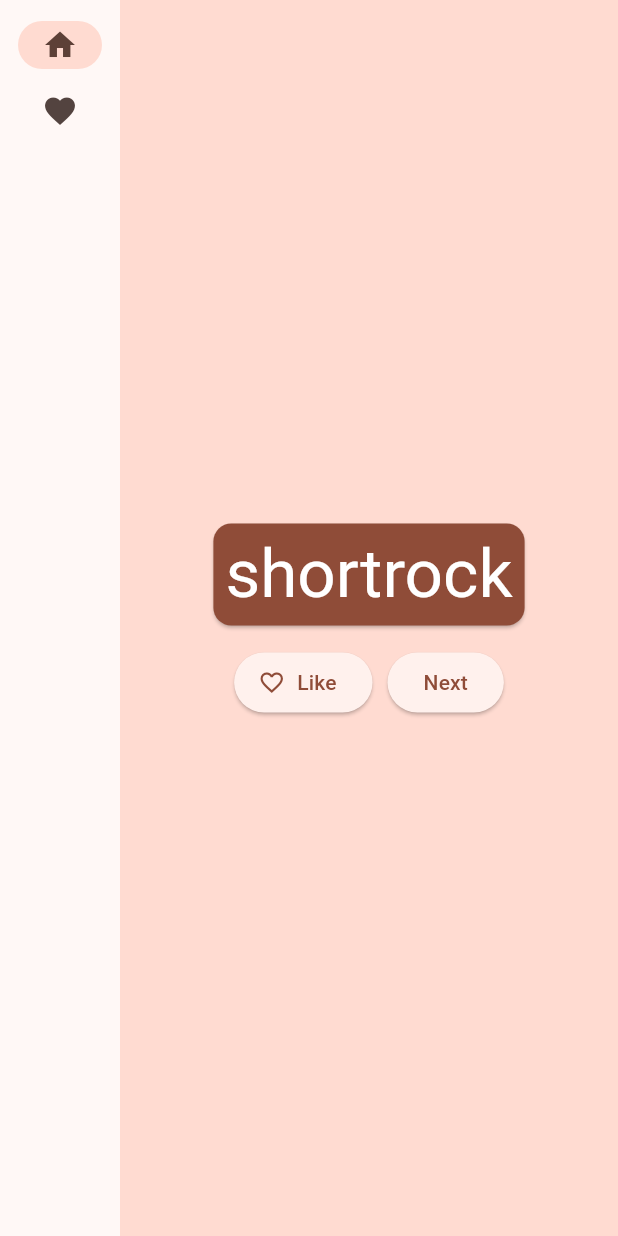
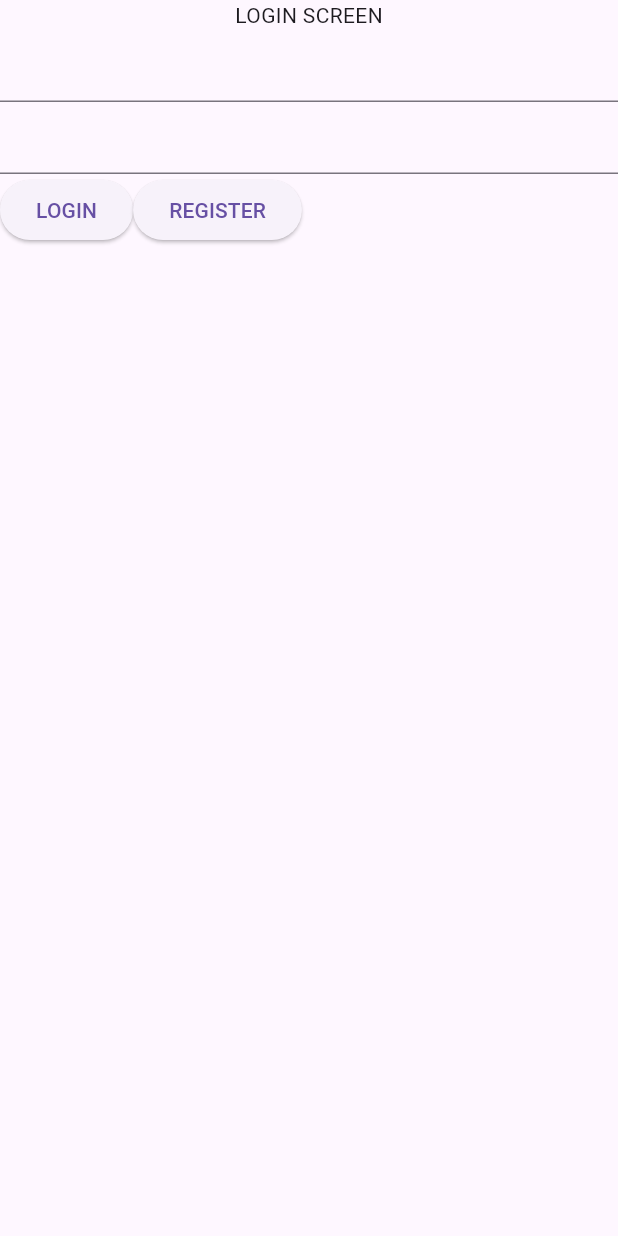
Before and after one commit to ahn132/FasterFlash, a Flutter app: the screen it shows after launch, on a phone screen of 412 x 824 dp. Run offline on Flutter 3.47's test engine with Material 3 defaults, Android fonts, the phone set to English and light mode, and no system bars.

Commit message:
create basic login screen; ready to implement api call

```diff
--- a/FasterFlashFront/lib/main.dart
+++ b/FasterFlashFront/lib/main.dart
@@ -1,208 +1,23 @@
-import 'package:english_words/english_words.dart';
 import 'package:flutter/material.dart';
-import 'package:provider/provider.dart';
+import '/screens/login.dart';
 
 void main() {
   runApp(MyApp());
 }
 
 class MyApp extends StatelessWidget {
-  const MyApp({super.key});
-
   @override
   Widget build(BuildContext context) {
-    return ChangeNotifierProvider(
-      create: (context) => MyAppState(),
-      child: MaterialApp(
-        title: 'Namer App',
-        theme: ThemeData(
-          useMaterial3: true,
-          colorScheme: ColorScheme.fromSeed(seedColor: Colors.deepOrange),
-        ),
-        home: MyHomePage(),
+    return MaterialApp(
+      title: 'Faster Flash',
+      theme: ThemeData(
+        primarySwatch: Colors.blue,
       ),
+      initialRoute: '/login',  // Set the initial route
+      routes: {
+        '/login': (context) => LoginScreen(),
+        // You can add more routes for other screens here
+      },
     );
   }
 }
-
-class MyAppState extends ChangeNotifier {
-  var current = WordPair.random();
-
-  void getNext() {
-    current = WordPair.random();
-    notifyListeners();
-  }
-
-  var favorites = <WordPair>[];
-
-  void toggleFavorite() {
-    if (favorites.contains(current)) {
-      favorites.remove(current);
-    } else {
-      favorites.add(current);
-    }
-    notifyListeners();
-  }
-}
-
-class MyHomePage extends StatefulWidget {
-  @override
-  State<MyHomePage> createState() => _MyHomePageState();
-}
-
-class _MyHomePageState extends State<MyHomePage> {
-  var selectedIndex = 0;
-
-  @override
-  Widget build(BuildContext context) {
-    Widget page;
-    switch (selectedIndex) {
-      case 0:
-        page = GeneratorPage();
-        break;
-      case 1:
-        page = FavoritesPage();
-        break;
-      default:
-        throw UnimplementedError('no widget for $selectedIndex');
-}
-    return LayoutBuilder(
-      builder: (context, constraints) {
-        return Scaffold(
-          body: Row(
-            children: [
-              SafeArea(
-                child: NavigationRail(
-                  extended: constraints.maxWidth >= 600,
-                  destinations: [
-                    NavigationRailDestination(
-                      icon: Icon(Icons.home),
-                      label: Text('Home'),
-                    ),
-                    NavigationRailDestination(
-                      icon: Icon(Icons.favorite),
-                      label: Text('Favorites'),
-                    ),
-                  ],
-                  selectedIndex: selectedIndex,
-                  onDestinationSelected: (value) {
-                    setState(() {
-                      selectedIndex = value;
-                    });
-                  },
-                ),
-              ),
-              Expanded(
-                child: Container(
-                  color: Theme.of(context).colorScheme.primaryContainer,
-                  child: page,
-                ),
-              ),
-            ],
-          ),
-        );
-      }
-    );
-  }
-}
-
-
-class GeneratorPage extends StatelessWidget {
-  @override
-  Widget build(BuildContext context) {
-    var appState = context.watch<MyAppState>();
-    var pair = appState.current;
-
-    IconData icon;
-    if (appState.favorites.contains(pair)) {
-      icon = Icons.favorite;
-    } else {
-      icon = Icons.favorite_border;
-    }
-
-    return Center(
-      child: Column(
-        mainAxisAlignment: MainAxisAlignment.center,
-        children: [
-          BigCard(pair: pair),
-          SizedBox(height: 10),
-          Row(
-            mainAxisSize: MainAxisSize.min,
-            children: [
-              ElevatedButton.icon(
-                onPressed: () {
-                  appState.toggleFavorite();
-                },
-                icon: Icon(icon),
-                label: Text('Like'),
-              ),
-              SizedBox(width: 10),
-              ElevatedButton(
-                onPressed: () {
-                  appState.getNext();
-                },
-                child: Text('Next'),
-              ),
-            ],
-          ),
-        ],
-      ),
-    );
-  }
-}
-
-// ...
-
-class FavoritesPage extends StatelessWidget {
-  @override
-  Widget build(BuildContext context) {
-    var appState = context.watch<MyAppState>();
-
-    if (appState.favorites.isEmpty) {
-      return Center(
-        child: Text('No favorites yet.'),
-      );
-    }
-
-    return ListView(
-      children: [
-
-        Padding(
-          padding: const EdgeInsets.all(20),
-          child: Text('You have '
-              '${appState.favorites.length} favorites:'),
-        ),
-        for (var pair in appState.favorites)
-          ListTile(
-            leading: Icon(Icons.favorite),
-            title: Text(pair.asLowerCase),
-          ),
-      ],
-    );
-  }
-}
-
-class BigCard extends StatelessWidget {
-  const BigCard({
-    super.key,
-    required this.pair,
-  });
-
-  final WordPair pair;
-
-  @override
-  Widget build(BuildContext context) {
-    final theme = Theme.of(context);
-    final style = theme.textTheme.displayMedium!.copyWith(
-      color: theme.colorScheme.onPrimary,
-    );
-
-    return Card(
-      color:theme.colorScheme.primary,
-      child: Padding(
-        padding: const EdgeInsets.all(8.0),
-        child: Text(pair.asLowerCase, style: style),
-      ),
-    );
-  }
-}
--- /dev/null
+++ b/FasterFlashFront/lib/screens/login.dart
@@ -0,0 +1,67 @@
+import 'package:flutter/material.dart';
+
+class LoginScreen extends StatelessWidget {
+  @override
+  Widget build(BuildContext context) {
+    return Scaffold(
+      body: Column(
+        children: [
+          Text("LOGIN SCREEN"),
+          LoginForm()
+      ],
+      )
+    );
+  }
+}
+
+class LoginForm extends StatefulWidget {
+  @override
+  _LoginFormState createState() => _LoginFormState();
+}
+
+class _LoginFormState extends State<LoginForm> {
+
+  final _loginFormKey = GlobalKey<FormState>();
+  @override
+  Widget build(BuildContext context) {
+    return Form(
+      child:
+        Column(
+          children: [
+            TextFormField(
+              validator: (value) {
+                if (value == null || value.isEmpty) {
+                  return 'Please enter an email';
+                }
+                return null;
+              },
+            ),
+            TextFormField(
+              validator: (value) {
+                if (value == null || value.isEmpty) {
+                  return 'Please enter a password';
+                }
+                return null;
+              },
+            ),
+            Row(children: [
+              ElevatedButton(
+                onPressed: () {
+                  if (_loginFormKey.currentState!.validate()) {
+                    //add API CALL FOR LOGIN
+                  }
+                },
+                child: Text("LOGIN")),
+              ElevatedButton(
+                onPressed: () {
+                  if (_loginFormKey.currentState!.validate()) {
+                    //add API CALL FOR REGISTER
+                  }
+                },
+                child: Text("REGISTER")),
+            ],)
+          ]
+        )
+    );
+  }
+}
```
Also changed, not shown: 1 other file.
